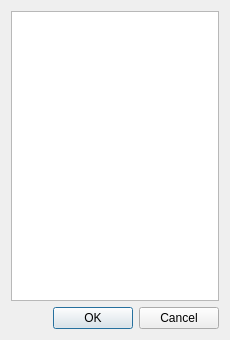
Qt form dialogMaterialChooser.ui (yorikvanhavre/BIM_Workbench) before a commit.
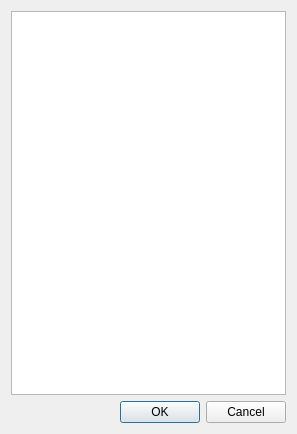
The same form after that commit.

```diff
--- a/dialogMaterialChooser.ui
+++ b/dialogMaterialChooser.ui
@@ -6,8 +6,8 @@
    <rect>
     <x>0</x>
     <y>0</y>
-    <width>230</width>
-    <height>340</height>
+    <width>297</width>
+    <height>434</height>
    </rect>
   </property>
   <property name="windowTitle">
```
